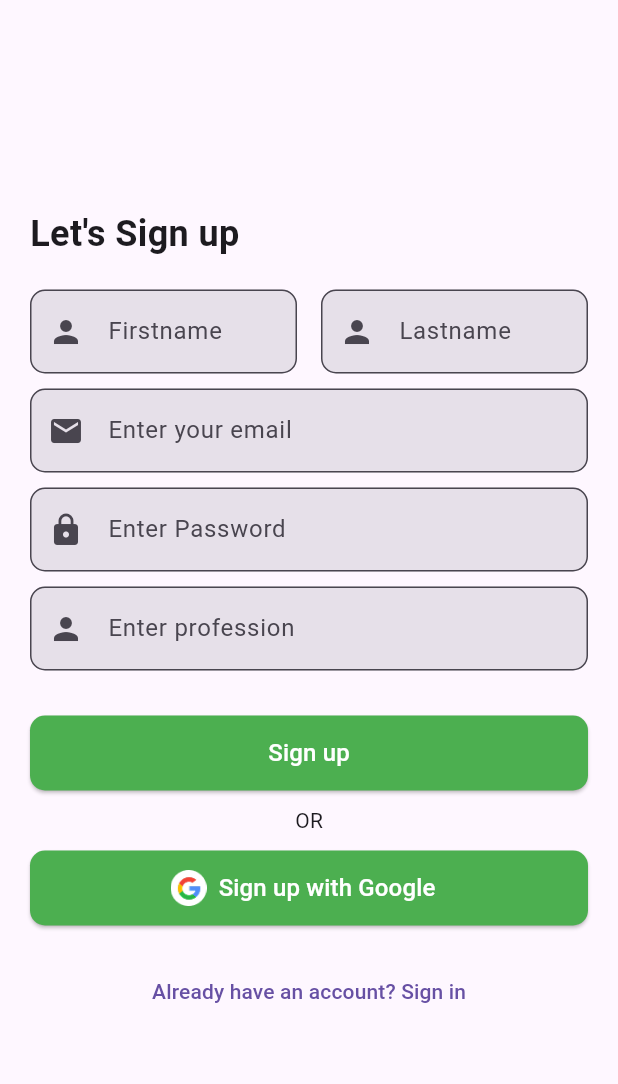
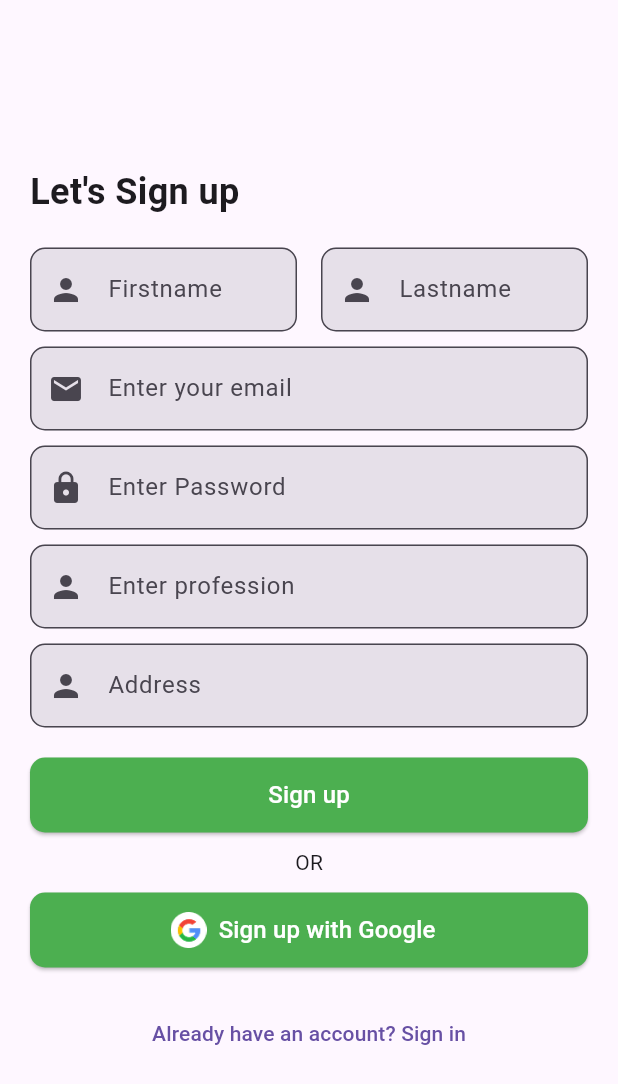
Before and after one commit to HassanQureshiWorks/todo, a Flutter app: the Signupdetails screen opened directly, on a phone screen of 412 x 824 dp. Shown: the top 1084 px of the screen. Run offline on Flutter 3.47's test engine with Material 3 defaults, Android fonts, the phone set to English and light mode, and no system bars; our stand-ins replace awesome_dialog, cloud_firestore, firebase_auth, firebase_core; accounts and stored records are empty.

Commit message:
First commit

```diff
--- a/lib/signupdetails/signupdetails.dart
+++ b/lib/signupdetails/signupdetails.dart
@@ -24,6 +24,8 @@ class SignupdetailsState extends State<Signupdetails> {
   TextEditingController emailController = TextEditingController();
   TextEditingController passwordController = TextEditingController();
   TextEditingController professionController = TextEditingController();
+  TextEditingController addressController = TextEditingController();
+
 
   @override
   void dispose() {
@@ -100,6 +102,7 @@ class SignupdetailsState extends State<Signupdetails> {
                   SizedBox(height: 10),
                   _buildTextField(Icons.person, "Enter profession",professionController,),
                   SizedBox(height: 10),
+                  _buildTextField(Icons.person, "Address",addressController,),
                   SizedBox(height: 20),
                   _buildButton("Sign up", Colors.green),
                   SizedBox(height: 10),
@@ -202,7 +205,9 @@ class SignupdetailsState extends State<Signupdetails> {
           firstnameController.text,
           lastnameController.text,
           emailController.text,
-          professionController.text);
+          professionController.text,
+          addressController.text
+      );
 
       Navigator.of(context).pushReplacement(
         MaterialPageRoute(builder: (context) => Home()), // ✅ Ensure correct navigation
@@ -230,11 +235,12 @@ class SignupdetailsState extends State<Signupdetails> {
     ).show();
   }
 }
-Future adduserdetails(String firstname,String lastname, String email, String profession) async{
+Future adduserdetails(String firstname,String lastname, String email, String profession, String address) async{
   await FirebaseFirestore.instance.collection('users').add({
     'firstname' : firstname,
-    'lastname' : firstname,
+    'lastname' : lastname,
     'email' : email,
     'profession': profession,
+    'address': address,
   });
 }
```
Also changed, not shown: 4 other files.
